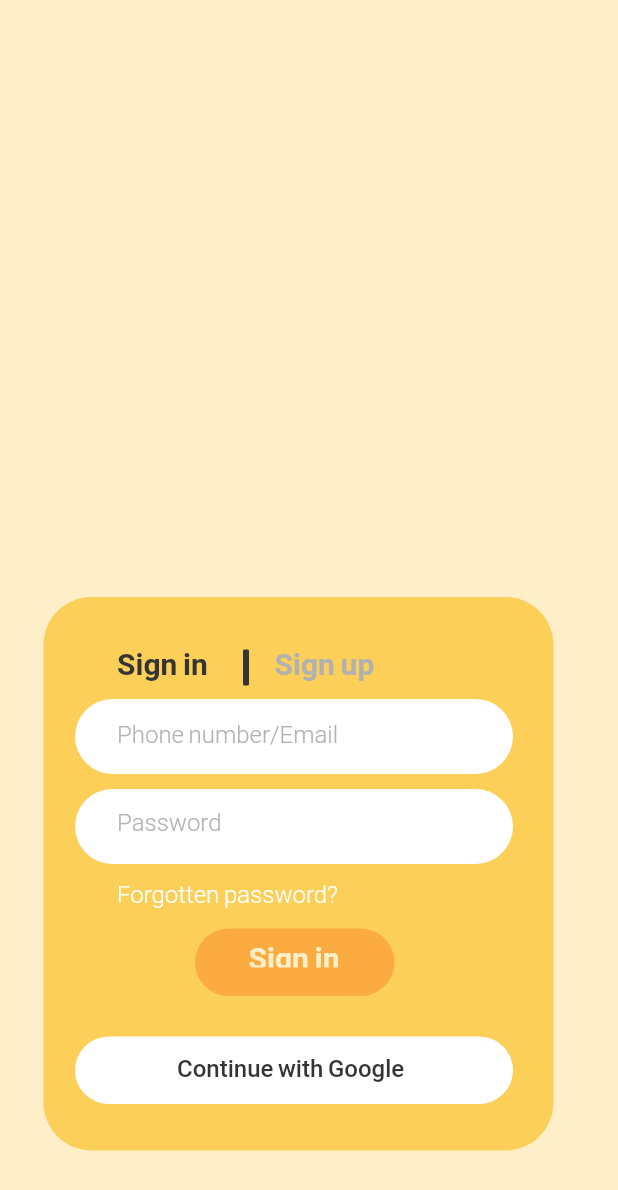
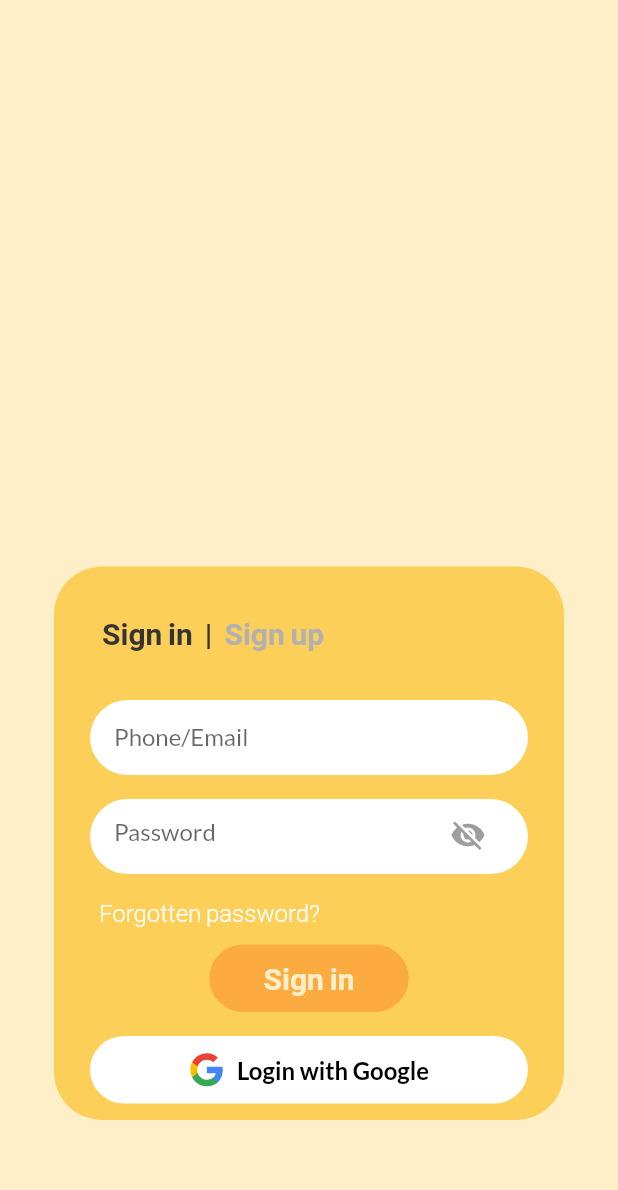
Before and after one commit to public-transportation-pickup/ptp-mobile-customer, a Flutter app: the screen it shows after launch, on a phone screen of 412 x 824 dp. Shown: the top 1190 px of the screen. Run offline on Flutter 3.47's test engine with Material 2 defaults, Android fonts, the phone set to English and light mode, and no system bars; our stand-ins replace firebase_auth, firebase_core, flutter_svg, google_fonts, google_sign_in, quickalert; accounts and stored records are empty; Roboto replaces fonts that are missing (Poppins).

Commit message:
add login with google

```diff
--- a/lib/pages/intro_pages/login_page.dart
+++ b/lib/pages/intro_pages/login_page.dart
@@ -1,25 +1,40 @@
+import 'package:firebase_auth/firebase_auth.dart';
 import 'package:flutter/material.dart';
+import 'package:flutter_svg/flutter_svg.dart';
+import '../../services/firebase_authentication.dart';
 import '../main_pages/page_navigation.dart';
 
-class LoginPage extends StatelessWidget {
+class LoginPage extends StatefulWidget {
+  @override
+  _LoginPageState createState() => _LoginPageState();
+}
+
+class _LoginPageState extends State<LoginPage> {
+  final TextEditingController _emailController = TextEditingController();
+  final TextEditingController _passwordController = TextEditingController();
+
+  bool _isPasswordVisible = false;
+
+  final FirebaseAuthentication _firebaseAuth = FirebaseAuthentication();
+
   @override
   Widget build(BuildContext context) {
     return Scaffold(
-        body: Container(
-      width: MediaQuery.of(context).size.width,
-      height: MediaQuery.of(context).size.height,
-      clipBehavior: Clip.antiAlias,
-      decoration: const BoxDecoration(color: Colors.white),
-      child: Stack(
+      backgroundColor: const Color(0xFFFFEFC8),
+      body: SingleChildScrollView(
+        child: Column(
           children: [
-          Positioned.fill(
-            child: Container(
-              decoration: const BoxDecoration(color: Color(0xFFFFEFC8)),
+            SizedBox(
+              height: MediaQuery.of(context).size.height / 3,
+              width: double.infinity,
+              // child: Container(
+              //   color: Colors.red, // Set the color to red
+              // ),
             ),
+            SizedBox(
+              height: MediaQuery.of(context).size.height / 8,
             ),
-          Positioned(
-            left: 29,
-            top: 398,
+            Center(
               child: Container(
                 width: 340,
                 height: 369,
@@ -29,20 +44,36 @@ class LoginPage extends StatelessWidget {
                     borderRadius: BorderRadius.circular(32),
                   ),
                 ),
+                child: Column(
+                  children: [
+                    const Padding(
+                      padding:
+                          EdgeInsets.symmetric(horizontal: 32, vertical: 32),
+                      child: Row(
+                        children: [
+                          Text(
+                            'Sign in',
+                            style: TextStyle(
+                              color: Color(0xFF353434),
+                              fontSize: 20,
+                              fontFamily: 'Poppins',
+                              fontWeight: FontWeight.w600,
+                              height: 0,
                             ),
                           ),
-          Positioned(
-            left: 78,
-            top: 430,
-            child: SizedBox(
-              width: 184,
-              height: 26,
-              child: Stack(
-                children: [
-                  Positioned(
-                    left: 105,
-                    top: 0,
-                    child: Text(
+                          SizedBox(width: 8),
+                          Text(
+                            '|',
+                            style: TextStyle(
+                              color: Color(0xFF353434),
+                              fontSize: 20,
+                              fontFamily: 'Poppins',
+                              fontWeight: FontWeight.w600,
+                              height: 0,
+                            ),
+                          ),
+                          SizedBox(width: 8),
+                          Text(
                             'Sign up',
                             style: TextStyle(
                               color: Color(0xFFB1B1B1),
@@ -52,58 +83,11 @@ class LoginPage extends StatelessWidget {
                               height: 0,
                             ),
                           ),
-                  ),
-                  Positioned(
-                    left: 0,
-                    top: 0,
-                    child: Text(
-                      'Sign in',
-                      style: TextStyle(
-                        color: Color(0xFF353434),
-                        fontSize: 20,
-                        fontFamily: 'Poppins',
-                        fontWeight: FontWeight.w600,
-                        height: 0,
-                      ),
-                    ),
-                  ),
-                  Positioned(
-                    left: 87,
-                    top: 4,
-                    child: Transform(
-                      transform: Matrix4.identity()
-                        ..translate(0.0, 0.0)
-                        ..rotateZ(1.57),
-                      child: Container(
-                        width: 22,
-                        decoration: const ShapeDecoration(
-                          shape: RoundedRectangleBorder(
-                            side: BorderSide(
-                              width: 2,
-                              strokeAlign: BorderSide.strokeAlignCenter,
-                              color: Color(0xFF353434),
-                            ),
-                          ),
-                        ),
-                      ),
-                    ),
-                  ),
                         ],
                       ),
                     ),
-          ),
-          Positioned(
-            left: 50,
-            top: 466,
-            child: SizedBox(
-              width: 292,
-              height: 50,
-              child: Stack(
-                children: [
-                  Positioned(
-                    left: 0,
-                    top: 0,
-                    child: Container(
+                    // Username Input Field
+                    Container(
                       width: 292,
                       height: 50,
                       decoration: ShapeDecoration(
@@ -112,42 +96,19 @@ class LoginPage extends StatelessWidget {
                           borderRadius: BorderRadius.circular(56),
                         ),
                       ),
-                    ),
-                  ),
-                  const Positioned(
-                    left: 28,
-                    top: 13,
-                    child: SizedBox(
-                      width: 180,
-                      height: 26,
-                      child: Text(
-                        'Phone number/Email',
-                        style: TextStyle(
-                          color: Color(0xFFB1B1B1),
-                          fontSize: 16,
-                          fontFamily: 'Poppins',
-                          fontWeight: FontWeight.w300,
-                          height: 0,
+                      child: const Padding(
+                        padding: EdgeInsets.symmetric(horizontal: 16),
+                        child: TextField(
+                          decoration: InputDecoration(
+                            border: InputBorder.none,
+                            hintText: 'Phone/Email',
                           ),
                         ),
                       ),
                     ),
-                ],
-              ),
-            ),
-          ),
-          Positioned(
-            left: 50,
-            top: 526,
-            child: SizedBox(
-              width: 292,
-              height: 50,
-              child: Stack(
-                children: [
-                  Positioned(
-                    left: 0,
-                    top: 0,
-                    child: Container(
+                    const SizedBox(height: 16),
+                    // Password Input Field
+                    Container(
                       width: 292,
                       height: 50,
                       decoration: ShapeDecoration(
@@ -156,18 +117,38 @@ class LoginPage extends StatelessWidget {
                           borderRadius: BorderRadius.circular(56),
                         ),
                       ),
+                      child: Padding(
+                        padding: const EdgeInsets.symmetric(horizontal: 16),
+                        child: TextField(
+                          obscureText: !_isPasswordVisible,
+                          decoration: InputDecoration(
+                            border: InputBorder.none,
+                            hintText: 'Password',
+                            suffixIcon: GestureDetector(
+                              onTap: () {
+                                setState(() {
+                                  _isPasswordVisible = !_isPasswordVisible;
+                                });
+                              },
+                              child: Icon(
+                                _isPasswordVisible
+                                    ? Icons.visibility
+                                    : Icons.visibility_off,
+                                color: Colors.grey,
                               ),
                             ),
-                  const Positioned(
-                    left: 28,
-                    top: 13,
-                    child: SizedBox(
-                      width: 180,
-                      height: 26,
+                          ),
+                        ),
+                      ),
+                    ),
+                    const SizedBox(height: 16),
+                    const SizedBox(
+                      width: 280,
+                      height: 23,
                       child: Text(
-                        'Password',
+                        'Forgotten password?',
                         style: TextStyle(
-                          color: Color(0xFFB1B1B1),
+                          color: Colors.white,
                           fontSize: 16,
                           fontFamily: 'Poppins',
                           fontWeight: FontWeight.w300,
@@ -175,126 +156,8 @@ class LoginPage extends StatelessWidget {
                         ),
                       ),
                     ),
-                  ),
-                ],
-              ),
-            ),
-          ),
-          Positioned(
-            left: 620,
-            top: 139,
-            child: Container(
-              width: 385,
-              height: 385,
-              decoration: const BoxDecoration(
-                image: DecorationImage(
-                  image: NetworkImage("https://via.placeholder.com/385x385"),
-                  fit: BoxFit.fill,
-                ),
-              ),
-            ),
-          ),
-          const Positioned(
-            left: 670,
-            top: 211,
-            child: SizedBox(
-              width: 204,
-              child: Text(
-                'Welcome \nto ...',
-                style: TextStyle(
-                  color: Colors.white,
-                  fontSize: 40,
-                  fontFamily: 'Poppins',
-                  fontWeight: FontWeight.w700,
-                  height: 0,
-                ),
-              ),
-            ),
-          ),
-          Positioned(
-            left: 50,
-            top: 691,
-            child: SizedBox(
-              width: 292,
-              height: 45,
-              child: Stack(
-                children: [
-                  Positioned(
-                    left: 0,
-                    top: 0,
-                    child: Container(
-                      width: 292,
-                      height: 45,
-                      decoration: ShapeDecoration(
-                        color: Colors.white,
-                        shape: RoundedRectangleBorder(
-                          borderRadius: BorderRadius.circular(56),
-                        ),
-                      ),
-                    ),
-                  ),
-                  Positioned(
-                    left: 28,
-                    top: 10,
-                    child: SizedBox(
-                      width: 217,
-                      height: 28,
-                      child: Stack(
-                        children: [
-                          const Positioned(
-                            left: 40,
-                            top: 1,
-                            child: SizedBox(
-                              width: 177,
-                              height: 27,
-                              child: Text(
-                                'Continue with Google',
-                                style: TextStyle(
-                                  color: Color(0xFF353434),
-                                  fontSize: 16,
-                                  fontFamily: 'Poppins',
-                                  fontWeight: FontWeight.w500,
-                                  height: 0,
-                                ),
-                              ),
-                            ),
-                          ),
-                          Positioned(
-                            left: 0,
-                            top: 0,
-                            child: Container(
-                              width: 24.52,
-                              height: 25,
-                              clipBehavior: Clip.antiAlias,
-                              decoration: const BoxDecoration(),
-                              child: const Column(
-                                mainAxisSize: MainAxisSize.min,
-                                mainAxisAlignment: MainAxisAlignment.start,
-                                crossAxisAlignment: CrossAxisAlignment.start,
-                                children: [],
-                              ),
-                            ),
-                          ),
-                        ],
-                      ),
-                    ),
-                  ),
-                ],
-              ),
-            ),
-          ),
-          Positioned(
-            left: 130,
-            top: 619,
-            child: SizedBox(
-              width: 133,
-              height: 45,
-              child: Stack(
-                children: [
-                  Positioned(
-                    left: 0,
-                    top: 0,
-                    child: Container(
+                    const SizedBox(height: 8),
+                    Container(
                       width: 133,
                       height: 45,
                       decoration: ShapeDecoration(
@@ -303,14 +166,8 @@ class LoginPage extends StatelessWidget {
                           borderRadius: BorderRadius.circular(56),
                         ),
                       ),
-                    ),
-                  ),
-                  const Positioned(
-                    left: 23,
-                    top: 7,
-                    child: SizedBox(
-                      width: 86,
-                      height: 19,
+                      child: const Align(
+                        alignment: Alignment.center,
                         child: Text(
                           'Sign in',
                           textAlign: TextAlign.center,
@@ -324,30 +181,86 @@ class LoginPage extends StatelessWidget {
                         ),
                       ),
                     ),
-                ],
+                    const SizedBox(height: 16),
+                    Container(
+                      width: 292,
+                      height: 45,
+                      decoration: ShapeDecoration(
+                        color: Colors.white,
+                        shape: RoundedRectangleBorder(
+                          borderRadius: BorderRadius.circular(56),
                         ),
                       ),
+                      child: TextButton(
+                        onPressed: () async {
+                          User? user = await _firebaseAuth.signInWithGoogle();
+
+                          if (user != null) {
+                            // Successfully signed in with Google
+                            print('User signed in: ${user.displayName}');
+                            print('User email: ${user.email}');
+                            // Redirect to the Home Page
+                            Navigator.pushReplacement(
+                              context,
+                              MaterialPageRoute(
+                                  builder: (context) => PageNavigation()),
+                            );
+                            // TODO: Add code to redirect to the home page
+                            // Example: Navigator.pushReplacementNamed(context, '/home');
+                          } else {
+                            // User canceled or an error occurred
+                            print('Google Sign In canceled or failed');
+
+                            // Show error dialog
+                            // ignore: use_build_context_synchronously
+                            showDialog(
+                              context: context,
+                              builder: (context) {
+                                return AlertDialog(
+                                  title: const Text('Error'),
+                                  content: const Text(
+                                      'Google Sign In failed. Please try again.'),
+                                  actions: [
+                                    TextButton(
+                                      onPressed: () {
+                                        Navigator.of(context).pop();
+                                      },
+                                      child: const Text('OK'),
                                     ),
-          const Positioned(
-            left: 78,
-            top: 586,
-            child: SizedBox(
-              width: 280,
-              height: 23,
-              child: Text(
-                'Forgotten password?',
+                                  ],
+                                );
+                              },
+                            );
+                          }
+                        },
+                        child: Row(
+                          mainAxisAlignment: MainAxisAlignment.center,
+                          children: [
+                            SvgPicture.asset(
+                              'lib/assets/icons/Google__G__logo.svg',
+                              height: 24,
+                              width: 24,
+                            ),
+                            const SizedBox(width: 8),
+                            const Text(
+                              'Login with Google',
                               style: TextStyle(
-                  color: Colors.white,
+                                color: Colors.black,
                                 fontSize: 16,
-                  fontFamily: 'Poppins',
-                  fontWeight: FontWeight.w300,
-                  height: 0,
+                                fontWeight: FontWeight.bold,
                               ),
+                            ),
+                          ],
                         ),
                       ),
                     ),
                   ],
                 ),
-    ));
+              ),
+            ),
+          ],
+        ),
+      ),
+    );
   }
 }
--- /dev/null
+++ b/lib/services/firebase_authentication.dart
@@ -0,0 +1,45 @@
+import 'package:firebase_auth/firebase_auth.dart';
+import 'package:google_sign_in/google_sign_in.dart';
+
+class FirebaseAuthentication {
+  final FirebaseAuth _auth = FirebaseAuth.instance;
+  final GoogleSignIn _googleSignIn = GoogleSignIn();
+
+  Future<User?> signInWithGoogle() async {
+    try {
+      // Trigger Google Sign In
+      final GoogleSignInAccount? googleSignInAccount =
+          await _googleSignIn.signIn();
+      if (googleSignInAccount == null) {
+        // User canceled the Google Sign In process
+        return null;
+      }
+
+      // Obtain GoogleSignInAuthentication
+      final GoogleSignInAuthentication googleSignInAuthentication =
+          await googleSignInAccount.authentication;
+
+      // Create GoogleAuthCredential using GoogleSignInAuthentication
+      final OAuthCredential googleAuthCredential =
+          GoogleAuthProvider.credential(
+        accessToken: googleSignInAuthentication.accessToken,
+        idToken: googleSignInAuthentication.idToken,
+      );
+
+      // Sign in with Google Auth Credential
+      final UserCredential authResult =
+          await _auth.signInWithCredential(googleAuthCredential);
+
+      // Return the user details
+      return authResult.user;
+    } catch (error) {
+      print("Error during Google Sign In: $error");
+      return null;
+    }
+  }
+
+  Future<void> signOut() async {
+    await _googleSignIn.signOut();
+    await _auth.signOut();
+  }
+}
```
Also changed, not shown: lib/assets/icons/Google__G__logo.svg (added), 1 other file. Lines whose indentation alone changed are shown as unchanged.
